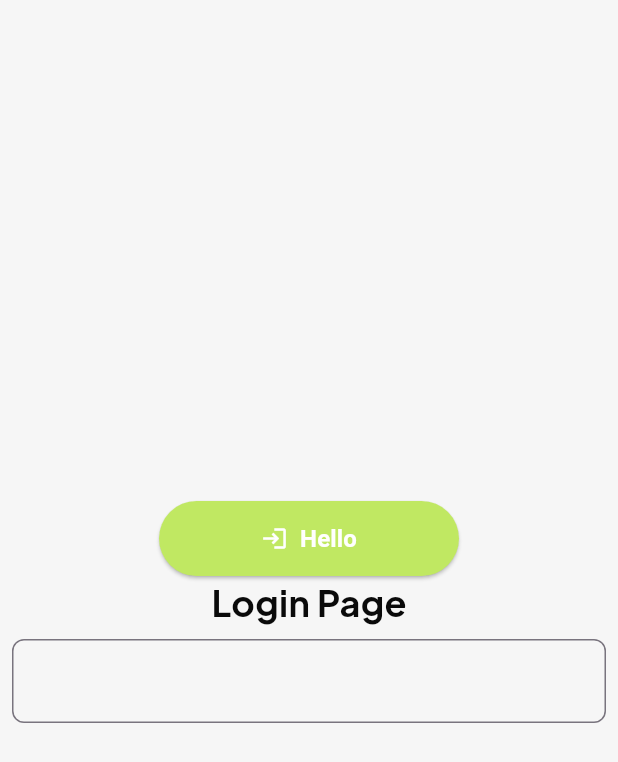
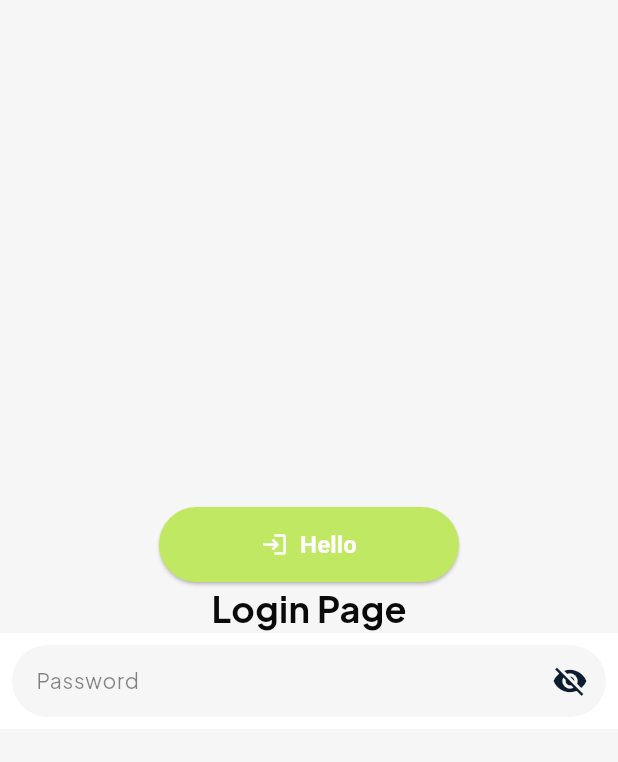
Before and after one commit to hldaabyu28/cashier_app, a Flutter app: the screen it shows after launch, on a phone screen of 412 x 824 dp. Shown: the top 762 px of the screen. Run offline on Flutter 3.47's test engine with Material 3 defaults, Android fonts, the phone set to English and light mode, and no system bars; our stand-ins replace get, google_fonts.

Commit message:
add input field

```diff
--- a/lib/core/theme/app_color.dart
+++ b/lib/core/theme/app_color.dart
@@ -7,4 +7,7 @@ class AppColor {
   static const Color background = Color(0xFFF6F6F6);
   static const Color textColor = Color(0xFF0A0A0A);
 
+  static const Color danger = Color(0xFFFF4C4C);
+  static const Color success = Color(0xFF4CAF50);
+
 }
--- a/lib/core/theme/app_text.dart
+++ b/lib/core/theme/app_text.dart
@@ -15,4 +15,11 @@ class AppTextStyle {
     fontWeight: FontWeight.w600,
     color: AppColor.textColor,
   );
+
+
+  static TextStyle body = GoogleFonts.plusJakartaSans(
+    fontSize: 16,
+    fontWeight: FontWeight.normal,
+    color: AppColor.textColor,
+  );
 }
--- a/lib/core/widgets/my_input.dart
+++ b/lib/core/widgets/my_input.dart
@@ -1,16 +1,21 @@
+import 'package:casier_app/core/theme/app_color.dart';
+import 'package:casier_app/core/theme/app_text.dart';
 import 'package:flutter/material.dart';
 import 'package:flutter/widgets.dart';
 
-class MyInput extends StatelessWidget {
+class MyInput extends StatefulWidget {
   final TextEditingController? controller;
   final String? hintText;
+  final Color? fillColor;
+  final Color? borderColor;
   final TextInputType? keyboardType;
   final String? Function(String?)? validator;
   final int? maxLines;
   final int? minLines;
-  final bool? isPassword;
+  final bool? obscureText;
   final Widget? prefixIcon;
   final Widget? suffixIcon;
+  final EdgeInsetsGeometry? padding;
   const MyInput({
     super.key,
     this.controller,
@@ -18,30 +23,80 @@ class MyInput extends StatelessWidget {
     this.keyboardType,
     this.validator,
     this.maxLines,
+    this.obscureText,
     this.minLines,
-    this.isPassword = false,
     this.prefixIcon,
     this.suffixIcon,
+    this.padding,
+    this.fillColor,
+    this.borderColor,
   });
+  static Widget password({
+    TextEditingController? controller,
+    bool disabled = false,
+    String? placeholder,
+    String? Function(String?)? validator,
+    Color? fillColor,
+    Color? borderColor,
+  }) {
+    final obscureText = ValueNotifier<bool>(true);
+    return ValueListenableBuilder(
+      valueListenable: obscureText,
+      builder: (context, value, child) {
+        return MyInput(
+          controller: controller,
+          hintText: placeholder,
+          obscureText: value,
+          fillColor: fillColor,
+          borderColor: borderColor,
+          validator: validator,
+          suffixIcon: IconButton(
+            onPressed: () {
+              obscureText.value = !obscureText.value;
+            },
+            icon:
+                value
+                    ? const Icon(Icons.visibility_off, color: AppColor.primary)
+                    : const Icon(Icons.visibility, color: AppColor.primary),
+          ),
+        );
+      },
+    );
+  }
 
   @override
+  State<MyInput> createState() => _MyInputState();
+}
+
+class _MyInputState extends State<MyInput> {
+  @override
   Widget build(BuildContext context) {
-    return SizedBox(
-      width: double.infinity,
-      child: TextFormField(
-        controller: controller,
-        keyboardType: keyboardType ?? TextInputType.text,
-        obscureText: isPassword ?? false,
-        decoration: InputDecoration(
-          border: OutlineInputBorder(
-            borderRadius: BorderRadius.circular(8.0),
-          ),
-        ),
+    return TextFormField(
+      controller: widget.controller,
+      keyboardType: widget.keyboardType ?? TextInputType.text,
+      obscureText: widget.obscureText ?? false,
+      validator: widget.validator,
+      cursorColor: AppColor.primary,
+      cursorErrorColor: AppColor.danger,
+      style: AppTextStyle.body.copyWith(color: AppColor.textColor, fontSize: 14),
+      obscuringCharacter: '*',
+      decoration: InputDecoration(
+        hintText: widget.hintText ?? "Enter text",
+
+        hintStyle: AppTextStyle.body.copyWith(color: AppColor.textColor.withOpacity(0.5), fontSize: 14),
+        contentPadding: widget.padding ?? const EdgeInsets.symmetric(horizontal: 12, vertical: 12),
+        prefixIcon: widget.prefixIcon,
+        suffixIcon: widget.suffixIcon,
+        fillColor: widget.fillColor ?? AppColor.background,
+        filled: true,
+        enabledBorder: OutlineInputBorder(borderRadius: BorderRadius.circular(50), borderSide: BorderSide(color: Colors.transparent)),
+        focusedBorder: OutlineInputBorder(borderRadius: BorderRadius.circular(50), borderSide: BorderSide(color:AppColor.secondary, width: 1.5)),
+        errorBorder: OutlineInputBorder(borderRadius: BorderRadius.circular(50), borderSide: BorderSide(color: AppColor.danger, width: 1.5)),
+        border: OutlineInputBorder(borderRadius: BorderRadius.circular(50), borderSide: BorderSide(color: widget.borderColor ?? Colors.transparent)),
       ),
     );
   }
 }
-
 
 // class CustomInputField extends StatelessWidget {
 //   final TextEditingController controller;
--- a/lib/features/auth/presentation/pages/login_page.dart
+++ b/lib/features/auth/presentation/pages/login_page.dart
@@ -16,9 +16,15 @@ class LoginPage extends StatelessWidget {
         children: [
           MyButton(text: "Hello", onPressed: (){}, isLoading: false, color: AppColor.secondary, icon: Icons.login,),
           Text("Login Page", style: AppTextStyle.heading1),
-          Padding(
-            padding: const EdgeInsets.all(8.0),
-            child: MyInput(controller: TextEditingController()),
+          Container(
+            color: Colors.white,
+            child: Padding(
+              padding: const EdgeInsets.all(8.0),
+              child: MyInput.password(
+                placeholder: "Password",
+
+              ),
+            ),
           )
         ],
       )
```
